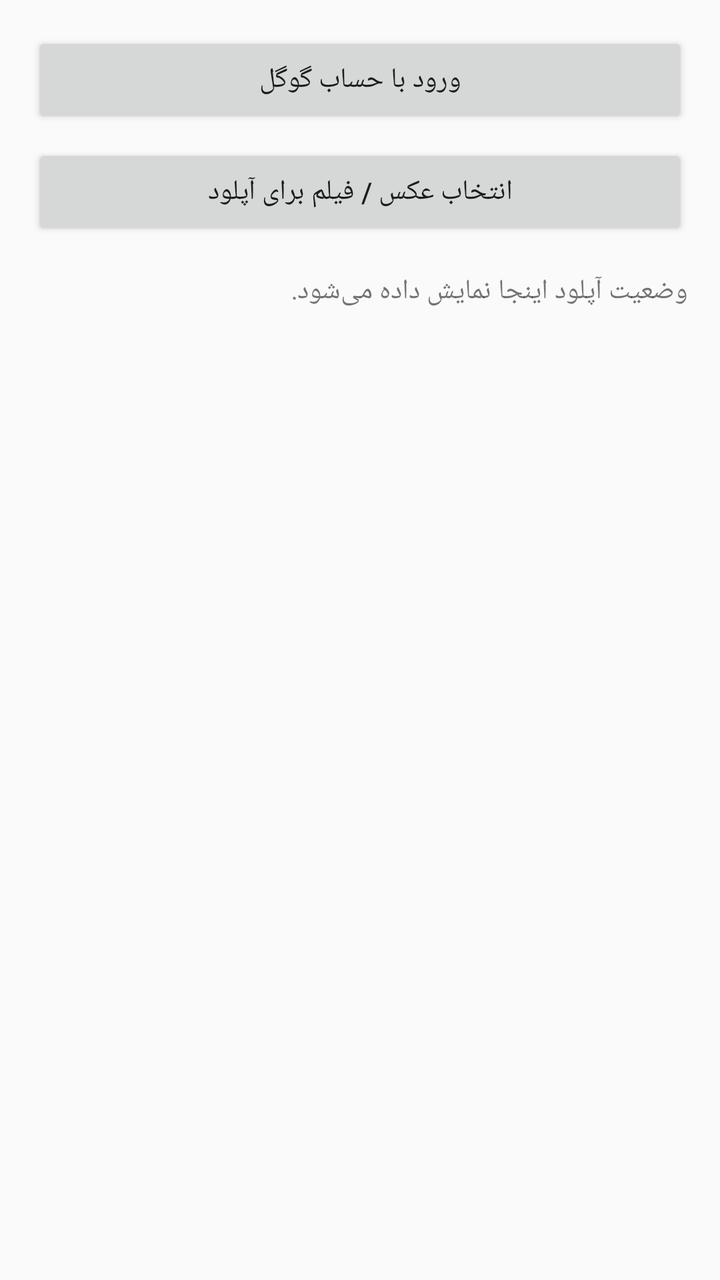
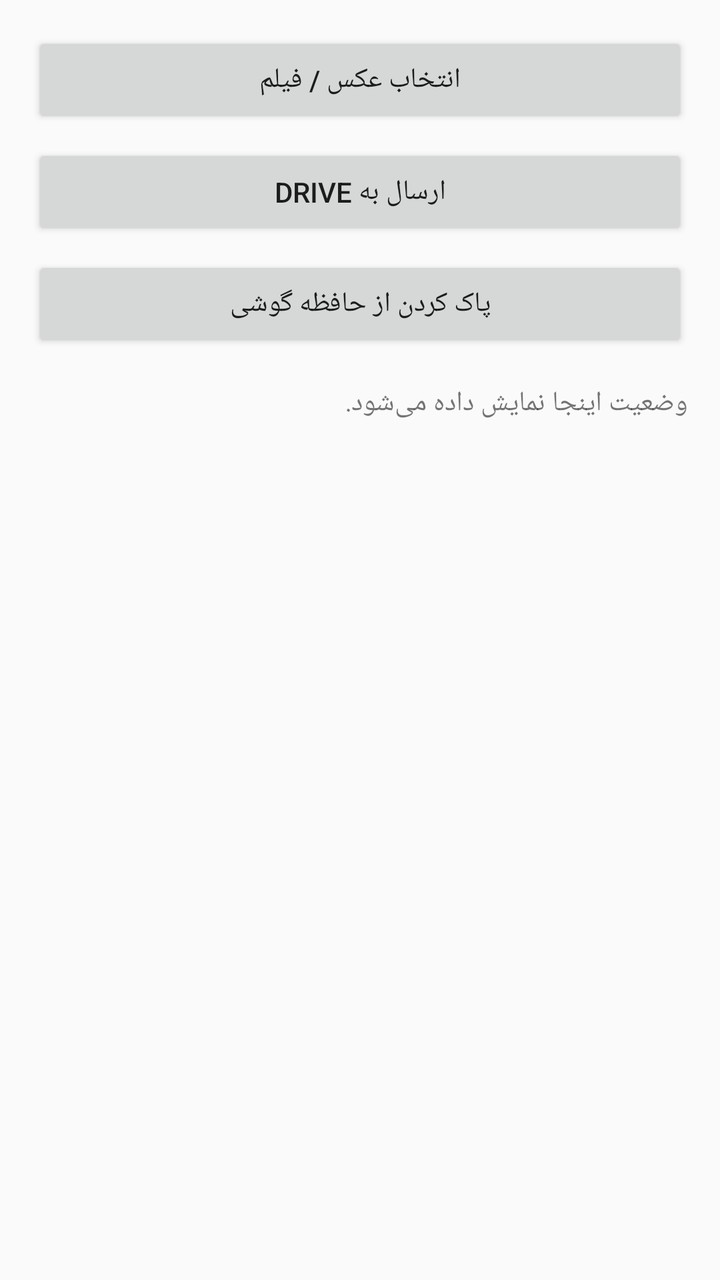

Screens rendered from an Android XML layout before and after an edit, with the pre-edit source and the edit as a unified diff.
<!-- AndroidManifest.xml: application theme Theme.AppCompat.DayNight -->
<!-- res/layout/activity_main.xml -->
<?xml version="1.0" encoding="utf-8"?>
<LinearLayout xmlns:android="http://schemas.android.com/apk/res/android"
    android:layout_width="match_parent"
    android:layout_height="match_parent"
    android:orientation="vertical"
    android:padding="16dp">

    <Button
        android:id="@+id/signInButton"
        android:layout_width="match_parent"
        android:layout_height="wrap_content"
        android:text="ورود با حساب گوگل" />

    <Button
        android:id="@+id/pickButton"
        android:layout_width="match_parent"
        android:layout_height="wrap_content"
        android:layout_marginTop="8dp"
        android:text="انتخاب عکس / فیلم برای آپلود" />

    <ScrollView
        android:layout_width="match_parent"
        android:layout_height="0dp"
        android:layout_weight="1"
        android:layout_marginTop="16dp">

        <TextView
            android:id="@+id/statusText"
            android:layout_width="match_parent"
            android:layout_height="wrap_content"
            android:text="وضعیت آپلود اینجا نمایش داده می‌شود." />

    </ScrollView>

</LinearLayout>
<!-- resources referenced by this layout -->
<resources>

</resources>

<!-- the commit's change to res/layout/activity_main.xml (unified diff, before → after) -->
@@ -6,17 +6,24 @@
     android:padding="16dp">
 
     <Button
-        android:id="@+id/signInButton"
-        android:layout_width="match_parent"
-        android:layout_height="wrap_content"
-        android:text="ورود با حساب گوگل" />
-
-    <Button
         android:id="@+id/pickButton"
         android:layout_width="match_parent"
         android:layout_height="wrap_content"
+        android:text="انتخاب عکس / فیلم" />
+
+    <Button
+        android:id="@+id/sendButton"
+        android:layout_width="match_parent"
+        android:layout_height="wrap_content"
         android:layout_marginTop="8dp"
-        android:text="انتخاب عکس / فیلم برای آپلود" />
+        android:text="ارسال به Drive" />
+
+    <Button
+        android:id="@+id/deleteButton"
+        android:layout_width="match_parent"
+        android:layout_height="wrap_content"
+        android:layout_marginTop="8dp"
+        android:text="پاک کردن از حافظه گوشی" />
 
     <ScrollView
         android:layout_width="match_parent"
@@ -28,7 +35,7 @@
             android:id="@+id/statusText"
             android:layout_width="match_parent"
             android:layout_height="wrap_content"
-            android:text="وضعیت آپلود اینجا نمایش داده می‌شود." />
+            android:text="وضعیت اینجا نمایش داده می‌شود." />
 
     </ScrollView>
 
